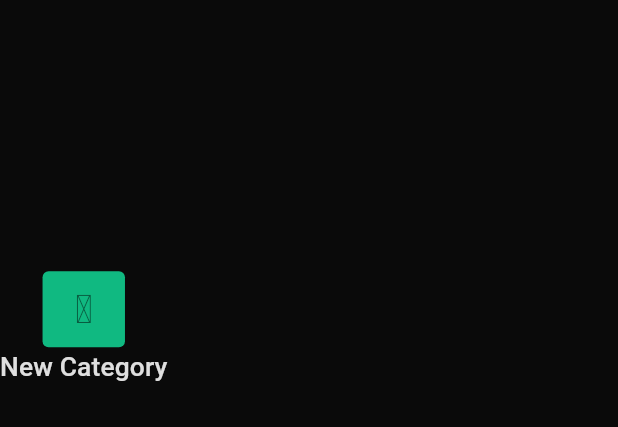
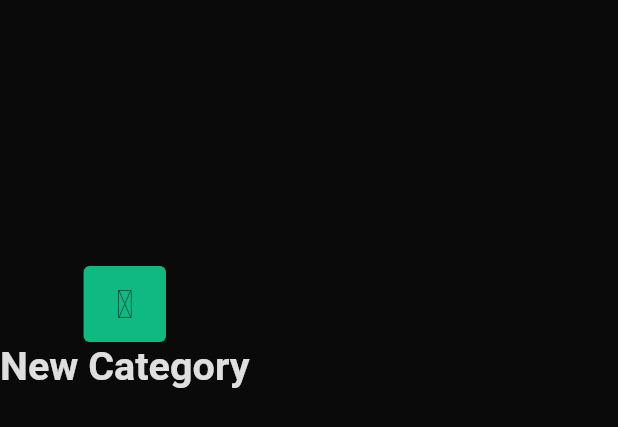
Before and after one commit to sayedmostaf/taska, a Flutter app: the AddCategoryButton widget shown alone on an empty page, opened directly, on a phone screen of 412 x 824 dp. Shown: the top 427 px of the screen. Run offline on Flutter 3.47's test engine with Material 3 defaults, Android fonts, the phone set to English and light mode, and no system bars; our stand-ins replace animated_bottom_navigation_bar, awesome_notifications, cached_network_image, cloud_firestore, dartz, easy_localization and 22 more; missing offline and left inert: app_usage, do_not_disturb, flutter_iconpicker; accounts and stored records are empty; network calls fail; Roboto replaces fonts that are missing (Cairo).

Commit message:
edit in text size

```diff
--- a/lib/features/home/presentation/view/home_view/widgets/add_category_button.dart
+++ b/lib/features/home/presentation/view/home_view/widgets/add_category_button.dart
@@ -47,7 +47,7 @@ class _AddCategoryButtonState extends State<AddCategoryButton> {
           child: FittedBox(
             child: Text(
               StringsManager.createNew.tr(),
-              style: Theme.of(context).textTheme.titleSmall,
+              style: Theme.of(context).textTheme.displaySmall,
             ),
           ),
         ),
--- a/lib/features/home/presentation/view/home_view/widgets/task_category_item.dart
+++ b/lib/features/home/presentation/view/home_view/widgets/task_category_item.dart
@@ -104,13 +104,14 @@ class _TaskCategoryItemState extends State<TaskCategoryItem> {
               ),
             ],
           ),
+          SizedBox(width: 10.w),
           Flexible(
             child: FittedBox(
               fit: BoxFit.fitWidth,
               child: Text(
                 widget.category.name,
                 overflow: TextOverflow.ellipsis,
-                style: Theme.of(context).textTheme.titleSmall,
+                style: Theme.of(context).textTheme.displaySmall,
               ),
             ),
           ),
```
